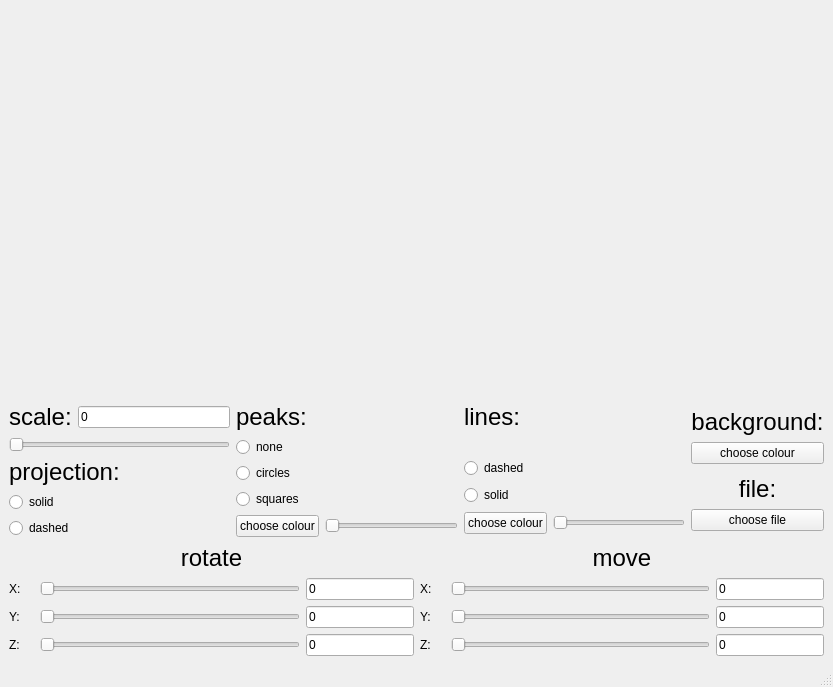
SSkimos/3DViewer, file src/view/window.ui: the form before one commit.
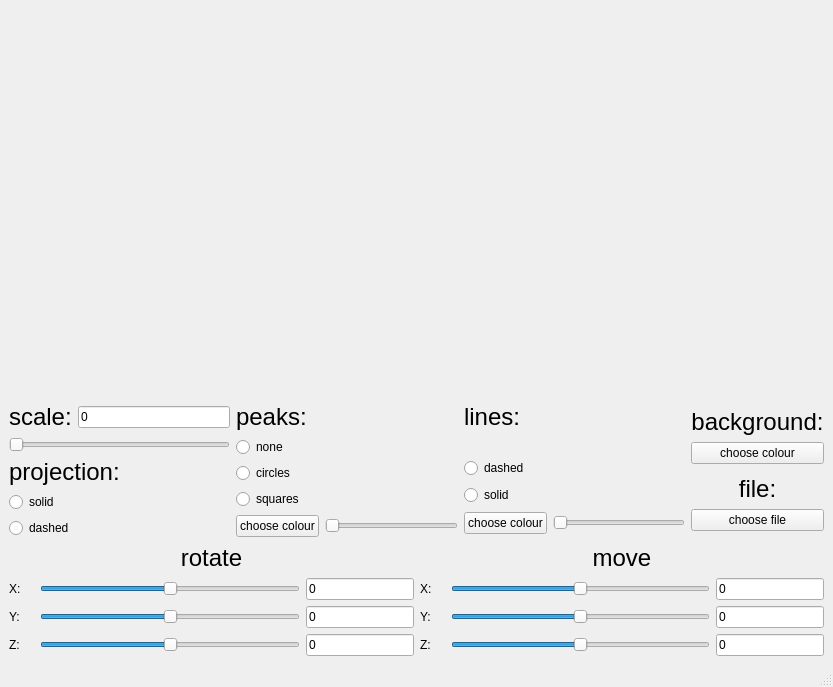
The form after the commit. Custom widgets are drawn as their Qt base class.

Commit message: :wrench: some changes of sliders

Diff of the .ui file:
```diff
--- a/src/view/window.ui
+++ b/src/view/window.ui
@@ -374,6 +374,12 @@
                 <verstretch>0</verstretch>
                </sizepolicy>
               </property>
+              <property name="minimum">
+               <number>-180</number>
+              </property>
+              <property name="maximum">
+               <number>180</number>
+              </property>
               <property name="orientation">
                <enum>Qt::Horizontal</enum>
               </property>
@@ -429,6 +435,12 @@
                 <verstretch>0</verstretch>
                </sizepolicy>
               </property>
+              <property name="minimum">
+               <number>-180</number>
+              </property>
+              <property name="maximum">
+               <number>180</number>
+              </property>
               <property name="orientation">
                <enum>Qt::Horizontal</enum>
               </property>
@@ -484,6 +496,12 @@
                 <verstretch>0</verstretch>
                </sizepolicy>
               </property>
+              <property name="minimum">
+               <number>-180</number>
+              </property>
+              <property name="maximum">
+               <number>180</number>
+              </property>
               <property name="orientation">
                <enum>Qt::Horizontal</enum>
               </property>
@@ -557,7 +575,13 @@
              </widget>
             </item>
             <item>
-             <widget class="QSlider" name="horizontalSlider">
+             <widget class="QSlider" name="xMoveSldr">
+              <property name="minimum">
+               <number>-180</number>
+              </property>
+              <property name="maximum">
+               <number>180</number>
+              </property>
               <property name="orientation">
                <enum>Qt::Horizontal</enum>
               </property>
@@ -606,7 +630,13 @@
              </widget>
             </item>
             <item>
-             <widget class="QSlider" name="horizontalSlider_2">
+             <widget class="QSlider" name="yMoveSldr">
+              <property name="minimum">
+               <number>-180</number>
+              </property>
+              <property name="maximum">
+               <number>180</number>
+              </property>
               <property name="orientation">
                <enum>Qt::Horizontal</enum>
               </property>
@@ -655,7 +685,13 @@
              </widget>
             </item>
             <item>
-             <widget class="QSlider" name="horizontalSlider_3">
+             <widget class="QSlider" name="zMoveSldr">
+              <property name="minimum">
+               <number>-180</number>
+              </property>
+              <property name="maximum">
+               <number>180</number>
+              </property>
               <property name="orientation">
                <enum>Qt::Horizontal</enum>
               </property>
```
Left out of the diff: 16 changed lines with no effect on the pictures. The commit also changes 1 other file.
